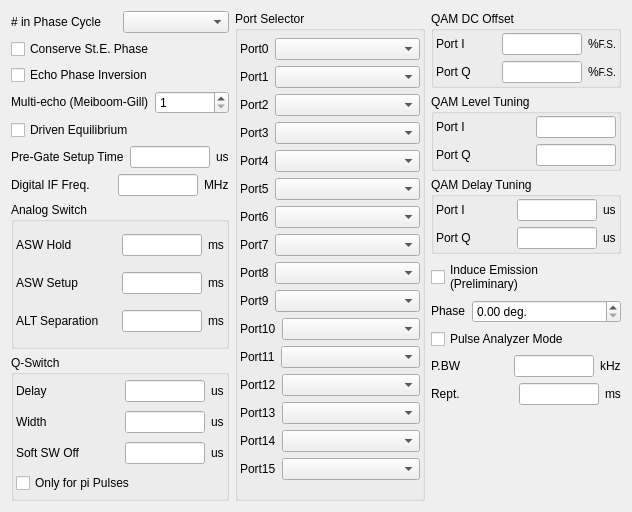
First picture: the form in modules/nmr/pulsercore/pulserdrivermoreform.ui, repository northriv/KAME, before the edit.
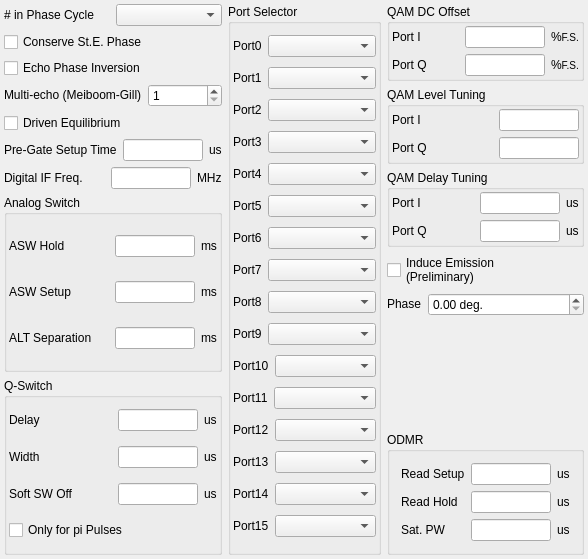
Second picture: the form after the edit.

Commit message: ODMR func. PulserAnalyzerMode removed

```diff
--- a/modules/nmr/pulsercore/pulserdrivermoreform.ui
+++ b/modules/nmr/pulsercore/pulserdrivermoreform.ui
@@ -6,8 +6,8 @@
    <rect>
     <x>0</x>
     <y>0</y>
-    <width>632</width>
-    <height>512</height>
+    <width>588</width>
+    <height>559</height>
    </rect>
   </property>
   <property name="windowTitle">
@@ -15,6 +15,18 @@
   </property>
   <widget class="QWidget" name="widget">
    <layout class="QHBoxLayout" name="horizontalLayout">
+    <property name="leftMargin">
+     <number>4</number>
+    </property>
+    <property name="topMargin">
+     <number>4</number>
+    </property>
+    <property name="rightMargin">
+     <number>4</number>
+    </property>
+    <property name="bottomMargin">
+     <number>4</number>
+    </property>
     <item>
      <layout class="QVBoxLayout" name="verticalLayout">
       <item>
@@ -1366,142 +1378,17 @@
          </widget>
         </item>
         <item>
-         <widget class="QDoubleSpinBox" name="m_numInduceEmissionPhase" native="true">
+         <widget class="QDoubleSpinBox" name="m_numInduceEmissionPhase">
+          <property name="suffix">
+           <string> deg.</string>
+          </property>
           <property name="label" stdset="0">
            <string/>
           </property>
-          <property name="suffix" stdset="0">
-           <string> deg.</string>
-          </property>
          </widget>
         </item>
        </layout>
       </item>
-      <item>
-       <widget class="QCheckBox" name="m_ckbPulseAnalyzerMode">
-        <property name="sizePolicy">
-         <sizepolicy hsizetype="Fixed" vsizetype="Fixed">
-          <horstretch>0</horstretch>
-          <verstretch>0</verstretch>
-         </sizepolicy>
-        </property>
-        <property name="text">
-         <string>Pulse Analyzer Mode</string>
-        </property>
-       </widget>
-      </item>
-      <item>
-       <layout class="QHBoxLayout" name="_2">
-        <item>
-         <widget class="QLabel" name="textLabel5_2_3_2_4_2_2_2_2_2_5">
-          <property name="sizePolicy">
-           <sizepolicy hsizetype="Preferred" vsizetype="Fixed">
-            <horstretch>0</horstretch>
-            <verstretch>0</verstretch>
-           </sizepolicy>
-          </property>
-          <property name="text">
-           <string>P.BW</string>
-          </property>
-          <property name="wordWrap">
-           <bool>false</bool>
-          </property>
-         </widget>
-        </item>
-        <item>
-         <layout class="QHBoxLayout" name="_3">
-          <item>
-           <widget class="QLineEdit" name="m_edPAPulseBW">
-            <property name="sizePolicy">
-             <sizepolicy hsizetype="Preferred" vsizetype="Fixed">
-              <horstretch>0</horstretch>
-              <verstretch>0</verstretch>
-             </sizepolicy>
-            </property>
-            <property name="maximumSize">
-             <size>
-              <width>80</width>
-              <height>32767</height>
-             </size>
-            </property>
-           </widget>
-          </item>
-          <item>
-           <widget class="QLabel" name="textLabel2_3_2_2_3_2_4_2_2_2_2_2_4">
-            <property name="sizePolicy">
-             <sizepolicy hsizetype="Fixed" vsizetype="Fixed">
-              <horstretch>0</horstretch>
-              <verstretch>0</verstretch>
-             </sizepolicy>
-            </property>
-            <property name="text">
-             <string>kHz</string>
-            </property>
-            <property name="wordWrap">
-             <bool>false</bool>
-            </property>
-           </widget>
-          </item>
-         </layout>
-        </item>
-       </layout>
-      </item>
-      <item>
-       <layout class="QHBoxLayout" name="_4">
-        <item>
-         <widget class="QLabel" name="textLabel5_2_3_2_4_2_2_2_2_2_6">
-          <property name="sizePolicy">
-           <sizepolicy hsizetype="Preferred" vsizetype="Fixed">
-            <horstretch>0</horstretch>
-            <verstretch>0</verstretch>
-           </sizepolicy>
-          </property>
-          <property name="text">
-           <string>Rept.</string>
-          </property>
-          <property name="wordWrap">
-           <bool>false</bool>
-          </property>
-         </widget>
-        </item>
-        <item>
-         <layout class="QHBoxLayout" name="_5">
-          <item>
-           <widget class="QLineEdit" name="m_edPAPulseRept">
-            <property name="sizePolicy">
-             <sizepolicy hsizetype="Preferred" vsizetype="Fixed">
-              <horstretch>0</horstretch>
-              <verstretch>0</verstretch>
-             </sizepolicy>
-            </property>
-            <property name="maximumSize">
-             <size>
-              <width>80</width>
-              <height>32767</height>
-             </size>
-            </property>
-           </widget>
-          </item>
-          <item>
-           <widget class="QLabel" name="textLabel2_3_2_2_3_2_4_2_2_2_2_2_5">
-            <property name="sizePolicy">
-             <sizepolicy hsizetype="Fixed" vsizetype="Fixed">
-              <horstretch>0</horstretch>
-              <verstretch>0</verstretch>
-             </sizepolicy>
-            </property>
-            <property name="text">
-             <string>ms</string>
-            </property>
-            <property name="wordWrap">
-             <bool>false</bool>
-            </property>
-           </widget>
-          </item>
-         </layout>
-        </item>
-       </layout>
-      </item>
       <item>
        <spacer name="verticalSpacer">
         <property name="orientation">
@@ -1510,11 +1397,188 @@
         <property name="sizeHint" stdset="0">
          <size>
           <width>142</width>
-          <height>38</height>
+          <height>18</height>
          </size>
         </property>
        </spacer>
       </item>
+      <item>
+       <widget class="QGroupBox" name="groupBox6_2">
+        <property name="title">
+         <string>ODMR</string>
+        </property>
+        <layout class="QGridLayout" name="_2">
+         <item row="2" column="0">
+          <layout class="QHBoxLayout" name="_7">
+           <item>
+            <widget class="QLabel" name="textLabel_qsw_2_5">
+             <property name="sizePolicy">
+              <sizepolicy hsizetype="Preferred" vsizetype="Fixed">
+               <horstretch>0</horstretch>
+               <verstretch>0</verstretch>
+              </sizepolicy>
+             </property>
+             <property name="text">
+              <string>Sat. PW</string>
+             </property>
+             <property name="wordWrap">
+              <bool>false</bool>
+             </property>
+            </widget>
+           </item>
+           <item>
+            <layout class="QHBoxLayout" name="_8">
+             <item>
+              <widget class="QLineEdit" name="m_edODMRSaturationTime">
+               <property name="sizePolicy">
+                <sizepolicy hsizetype="Preferred" vsizetype="Fixed">
+                 <horstretch>0</horstretch>
+                 <verstretch>0</verstretch>
+                </sizepolicy>
+               </property>
+               <property name="maximumSize">
+                <size>
+                 <width>80</width>
+                 <height>32767</height>
+                </size>
+               </property>
+              </widget>
+             </item>
+             <item>
+              <widget class="QLabel" name="textLabel_qsw_2_2_3">
+               <property name="sizePolicy">
+                <sizepolicy hsizetype="Fixed" vsizetype="Fixed">
+                 <horstretch>0</horstretch>
+                 <verstretch>0</verstretch>
+                </sizepolicy>
+               </property>
+               <property name="text">
+                <string>us</string>
+               </property>
+               <property name="wordWrap">
+                <bool>false</bool>
+               </property>
+              </widget>
+             </item>
+            </layout>
+           </item>
+          </layout>
+         </item>
+         <item row="1" column="0">
+          <layout class="QHBoxLayout" name="_5">
+           <item>
+            <widget class="QLabel" name="textLabel_qsw_4">
+             <property name="sizePolicy">
+              <sizepolicy hsizetype="Preferred" vsizetype="Fixed">
+               <horstretch>0</horstretch>
+               <verstretch>0</verstretch>
+              </sizepolicy>
+             </property>
+             <property name="text">
+              <string>Read Hold</string>
+             </property>
+             <property name="wordWrap">
+              <bool>false</bool>
+             </property>
+            </widget>
+           </item>
+           <item>
+            <layout class="QHBoxLayout" name="_6">
+             <item>
+              <widget class="QLineEdit" name="m_edODMRReadPulseHoldTime">
+               <property name="sizePolicy">
+                <sizepolicy hsizetype="Preferred" vsizetype="Fixed">
+                 <horstretch>0</horstretch>
+                 <verstretch>0</verstretch>
+                </sizepolicy>
+               </property>
+               <property name="maximumSize">
+                <size>
+                 <width>80</width>
+                 <height>32767</height>
+                </size>
+               </property>
+              </widget>
+             </item>
+             <item>
+              <widget class="QLabel" name="textLabel_qsw_2_4">
+               <property name="sizePolicy">
+                <sizepolicy hsizetype="Fixed" vsizetype="Fixed">
+                 <horstretch>0</horstretch>
+                 <verstretch>0</verstretch>
+                </sizepolicy>
+               </property>
+               <property name="text">
+                <string>us</string>
+               </property>
+               <property name="wordWrap">
+                <bool>false</bool>
+               </property>
+              </widget>
+             </item>
+            </layout>
+           </item>
+          </layout>
+         </item>
+         <item row="0" column="0">
+          <layout class="QHBoxLayout" name="_3">
+           <item>
+            <widget class="QLabel" name="textLabel_qsw_3">
+             <property name="sizePolicy">
+              <sizepolicy hsizetype="Preferred" vsizetype="Fixed">
+               <horstretch>0</horstretch>
+               <verstretch>0</verstretch>
+              </sizepolicy>
+             </property>
+             <property name="text">
+              <string>Read Setup</string>
+             </property>
+             <property name="wordWrap">
+              <bool>false</bool>
+             </property>
+            </widget>
+           </item>
+           <item>
+            <layout class="QHBoxLayout" name="_4">
+             <item>
+              <widget class="QLineEdit" name="m_edODMRReadPulseSetupTime">
+               <property name="sizePolicy">
+                <sizepolicy hsizetype="Preferred" vsizetype="Fixed">
+                 <horstretch>0</horstretch>
+                 <verstretch>0</verstretch>
+                </sizepolicy>
+               </property>
+               <property name="maximumSize">
+                <size>
+                 <width>80</width>
+                 <height>32767</height>
+                </size>
+               </property>
+              </widget>
+             </item>
+             <item>
+              <widget class="QLabel" name="textLabel_qsw_1_3">
+               <property name="sizePolicy">
+                <sizepolicy hsizetype="Fixed" vsizetype="Fixed">
+                 <horstretch>0</horstretch>
+                 <verstretch>0</verstretch>
+                </sizepolicy>
+               </property>
+               <property name="text">
+                <string>us</string>
+               </property>
+               <property name="wordWrap">
+                <bool>false</bool>
+               </property>
+              </widget>
+             </item>
+            </layout>
+           </item>
+          </layout>
+         </item>
+        </layout>
+       </widget>
+      </item>
      </layout>
     </item>
    </layout>
```
Left out of the diff: 16 changed lines with no effect on the pictures. The commit also changes 3 other files.
